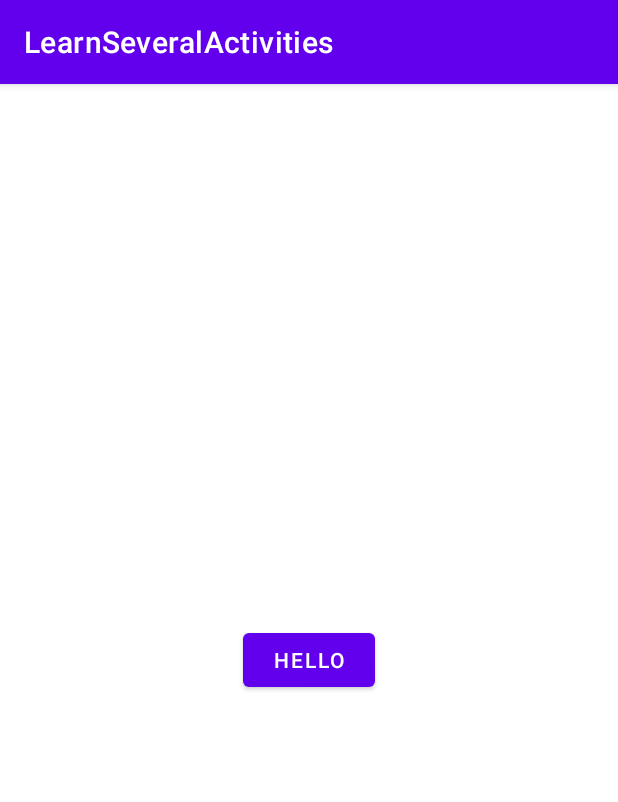
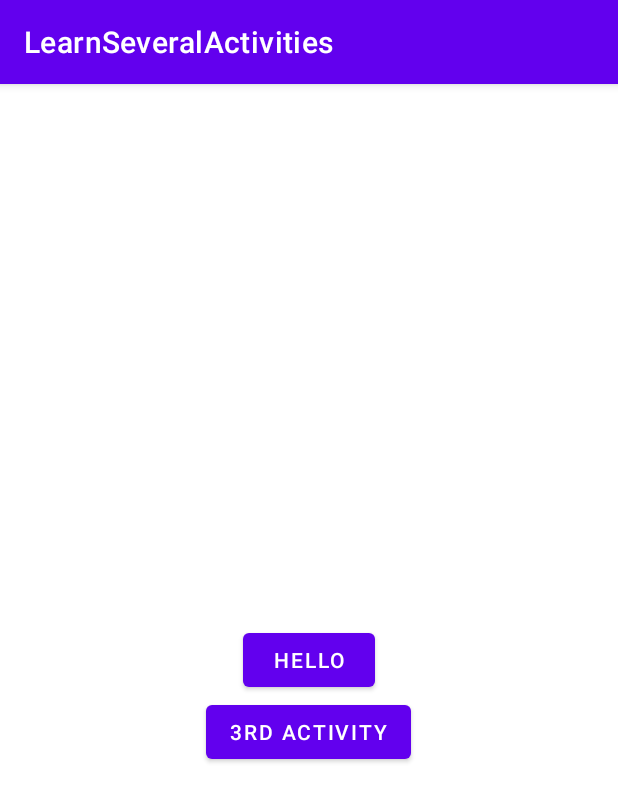
Before and after one commit to PavkaBrika/LearnSeveralActivities, an Android app: the screen it shows after launch (MainActivity), on a phone screen of 412 x 824 dp. Shown: the top 802 px of the screen. Run offline under Robolectric (Android 15) with nearby library versions, the phone set to English and light mode, and no system bars.

Commit message:
added third activity and button that makes jump to 3rd activity

```diff
--- a/app/src/main/java/com/example/learnseveralactivities/MainActivity.java
+++ b/app/src/main/java/com/example/learnseveralactivities/MainActivity.java
@@ -23,5 +23,15 @@ public class MainActivity extends AppCompatActivity {
                 startActivity(intent);
             }
         });
+
+        Button btn = (Button) findViewById(R.id.btn2);
+
+        btn.setOnClickListener(new View.OnClickListener() {
+            @Override
+            public void onClick(View view) {
+                Intent intent = new Intent(MainActivity.this, BitrhdayActivity.class);
+                startActivity(intent);
+            }
+        });
     }
 }
--- a/app/src/main/res/layout/activity_main.xml
+++ b/app/src/main/res/layout/activity_main.xml
@@ -14,4 +14,12 @@
         android:layout_centerHorizontal="true"
         android:layout_centerVertical="true"/>
 
+    <Button
+        android:id="@+id/btn2"
+        android:layout_width="wrap_content"
+        android:layout_height="wrap_content"
+        android:text="3rd activity"
+        android:layout_below="@id/btn"
+        android:layout_centerHorizontal="true"/>
+
 </RelativeLayout>
```
Also changed, not shown: app/src/main/AndroidManifest.xml (+7 -1 lines), app/src/main/java/com/example/learnseveralactivities/BitrhdayActivity.java (added, +19 -0 lines), app/src/main/res/layout/activity_bitrhday.xml (added, +20 -0 lines), app/src/main/res/values/strings.xml (+6 -5 lines).
